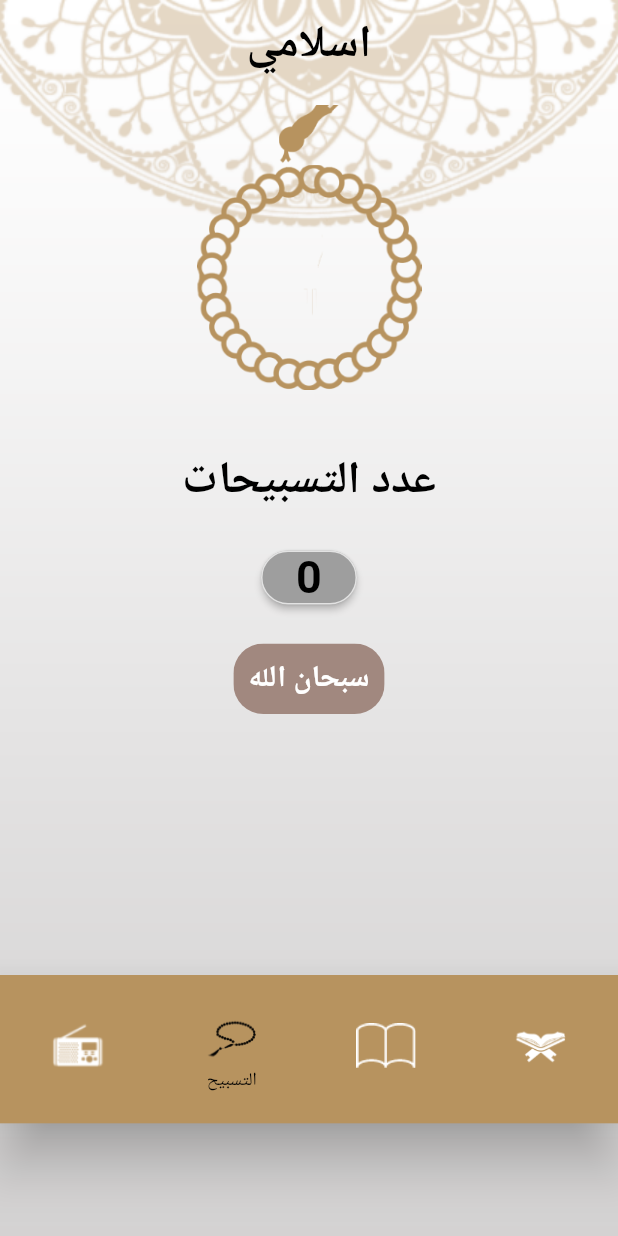
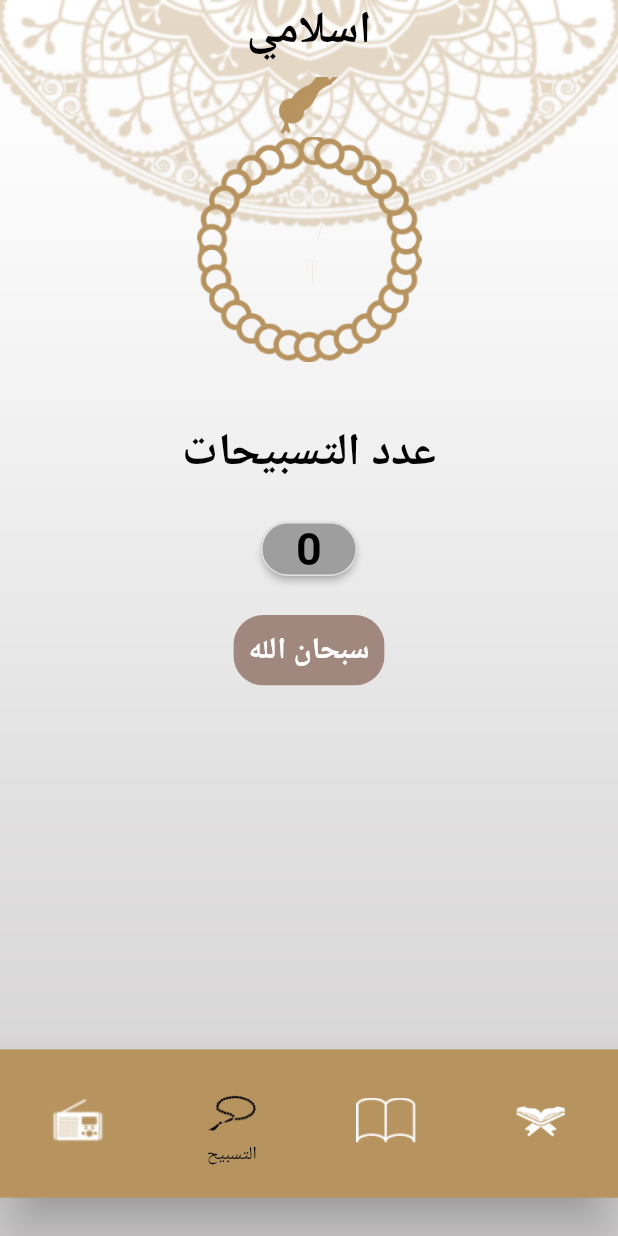
Before and after one commit to mohammedysamir/islami_app, a Flutter app: the Tasbe7 screen opened by its route, on a phone screen of 412 x 824 dp. Run offline on Flutter 3.47's test engine with Material 2 defaults, Android fonts, the phone set to English and light mode, and no system bars.

Commit message:
refactor: improve UI in tasbe7.dart screen.

```diff
--- a/lib/tasbe7.dart
+++ b/lib/tasbe7.dart
@@ -45,15 +45,16 @@ class _Tasbe7State extends State<Tasbe7> with TickerProviderStateMixin {
           child: Column(
             children: [
               Container(
-                height: 60.0,
-                child: Center(
+                height: MediaQuery.of(context).size.height * 0.849,
+                child: Column(
+                  children: [
+                    Center(
                       child: Text(
                         'اسلامي',
                         style: TextStyle(
                           fontSize: 30.0,
                           fontWeight: FontWeight.bold,
                           color: Colors.black,
-                    ),
                         ),
                       ),
                     ),
@@ -92,10 +93,12 @@ class _Tasbe7State extends State<Tasbe7> with TickerProviderStateMixin {
                       style: ButtonStyle(
                           backgroundColor:
                               MaterialStateProperty.all<Color>(Colors.grey),
-                    shape: MaterialStateProperty.all<RoundedRectangleBorder>(
+                          shape:
+                              MaterialStateProperty.all<RoundedRectangleBorder>(
                                   RoundedRectangleBorder(
                                       borderRadius: BorderRadius.circular(18.0),
-                            side: BorderSide(color: Colors.white70)))),
+                                      side:
+                                          BorderSide(color: Colors.white70)))),
                       child: Text(
                         numberoftasbe7tobeshown.toString(),
                         style: textstyle,
@@ -106,7 +109,8 @@ class _Tasbe7State extends State<Tasbe7> with TickerProviderStateMixin {
                       borderRadius: BorderRadius.circular(20.0),
                       child: Container(
                         color: Colors.brown[300],
-                  padding: EdgeInsets.symmetric(horizontal: 10, vertical: 10),
+                        padding:
+                            EdgeInsets.symmetric(horizontal: 10, vertical: 10),
                         child: Text(
                           du3a2,
                           textAlign: TextAlign.center,
@@ -118,8 +122,10 @@ class _Tasbe7State extends State<Tasbe7> with TickerProviderStateMixin {
                         ),
                       ),
                     ),
-              Padding(
-                padding: const EdgeInsets.fromLTRB(0, 174, 0, 0),
+                  ],
+                ),
+              ),
+              Container(
                 child: BottomNavBar(1),
               ),
             ],
```
Lines whose indentation alone changed are shown as unchanged.
